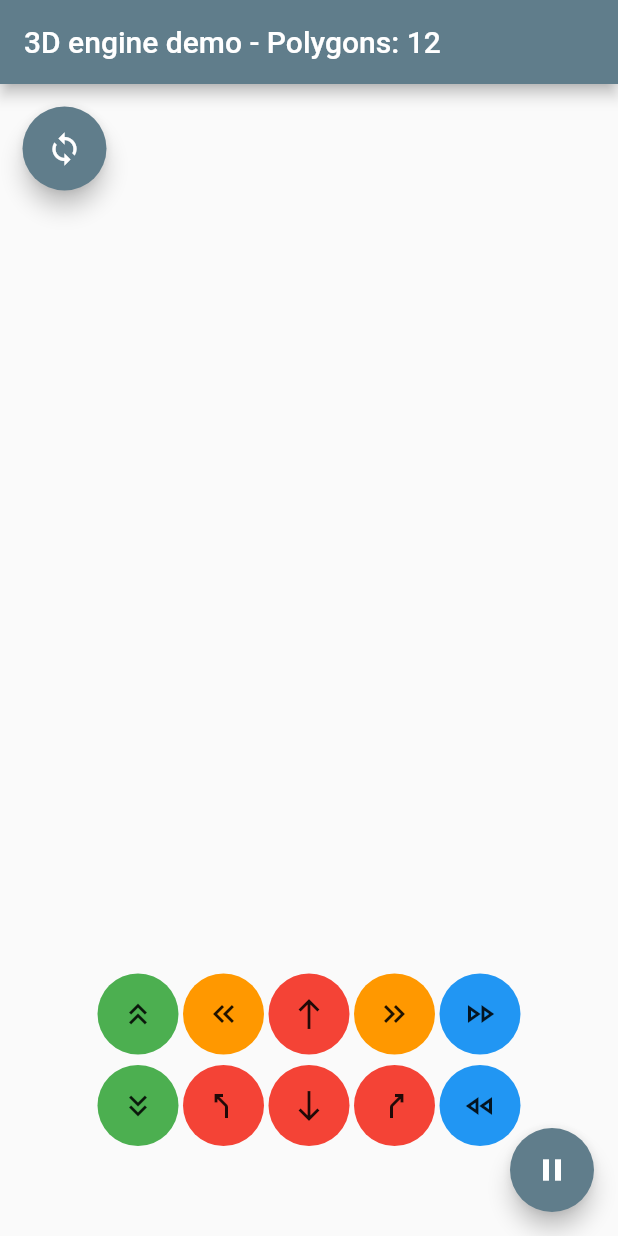
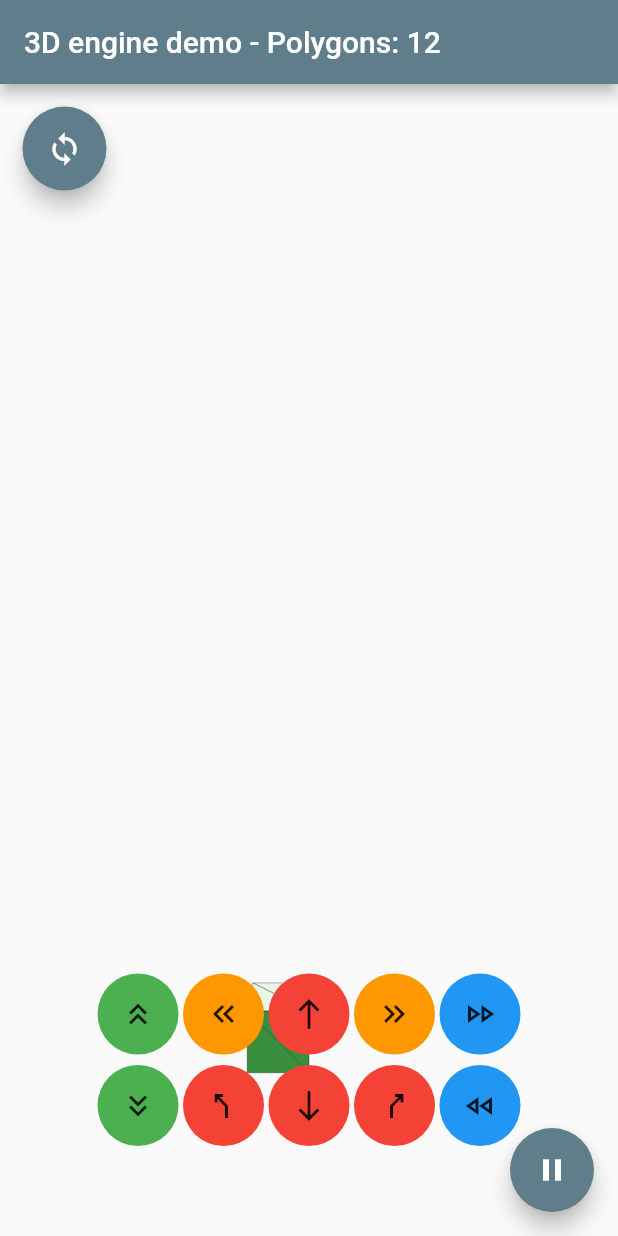
Before and after one commit to TheMarteh/window_test, a Flutter app: the screen it shows after launch, on a phone screen of 412 x 824 dp. Run offline on Flutter 3.47's test engine with Material 2 defaults, Android fonts, the phone set to English and light mode, and no system bars; missing offline and left inert: universal_html; statements that could not run were skipped.

Commit message:
new object

```diff
--- a/lib/globals.dart
+++ b/lib/globals.dart
@@ -2,5 +2,5 @@ class Globals {
   // static double screenWidth = 400;
   // static double screenHeight = 800;
   static int targetTickRate = 30;
-  static double speed = 80.0;
+  static double speed = 8.0;
 }
--- a/lib/logic/Renderer.dart
+++ b/lib/logic/Renderer.dart
@@ -6,7 +6,7 @@ import 'dart:math';
 import 'package:window_test/widgets/controlPad.dart';
 
 class Renderer {
-  double zOffSet = 400;
+  double zOffSet = 10;
 
   // Camera start and looking direction vectors
   Vec3D vCamera = Vec3D(0.0, 1.0, 0.0);
@@ -441,7 +441,7 @@ class Renderer {
     Mat4x4 matRotY = Matrix_MakeRotationY(theta * 0.0);
 
     // Translating the object to fit in the initial view of the camera.
-    Mat4x4 matTrans = Matrix_MakeTranslation(400.0, 2.0, zOffSet);
+    Mat4x4 matTrans = Matrix_MakeTranslation(0.0, -5.0, zOffSet);
 
     // Set up the total world translation matrix
     Mat4x4 matWorld = Matrix_MakeIdentity();
--- a/lib/main.dart
+++ b/lib/main.dart
@@ -51,7 +51,7 @@ class _MyHomePageState extends State<MyHomePage> {
     'assets/cow.obj',
     'assets/axis.obj',
   ];
-  ObjConverter o = ObjConverter('assets/testfile2.obj');
+  ObjConverter o = ObjConverter('assets/LowpolyHouse.obj');
 
   Stopwatch s = Stopwatch();
 
--- a/pubspec.yaml
+++ b/pubspec.yaml
@@ -64,6 +64,8 @@ flutter:
     - assets/cow.obj
     - assets/testfile.obj
     - assets/testfile2.obj
+    - assets/testfile3.obj
+    - assets/LowpolyHouse.obj
     - assets/axis.obj
     # - assets/
   #   - images/a_dot_burr.jpeg
```
Also changed, not shown: 4 other files.
